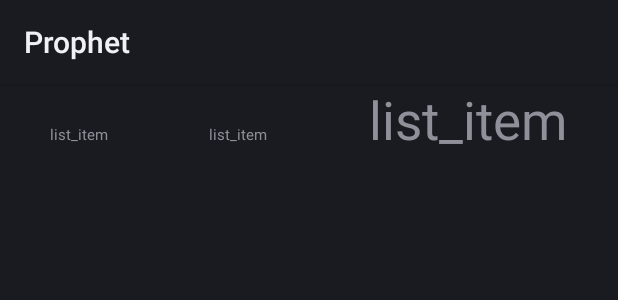
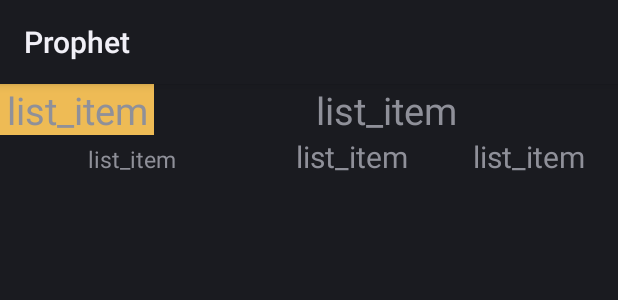
Before and after one commit to high-cloud/Prophet, an Android app: the layout list_app.xml on its own in the app's theme, with its tools: preview values and no code run, on a phone screen of 412 x 824 dp. Shown: the top 300 px of the screen. Run offline under Robolectric (Android 15) with nearby library versions, the phone set to English and light mode, and no system bars.

Commit message:
update information layout

```diff
--- /dev/null
+++ b/app/src/main/res/drawable/list_app_border.xml
@@ -0,0 +1,16 @@
+<?xml version="1.0" encoding="UTF-8"?>
+<layer-list xmlns:android="http://schemas.android.com/apk/res/android">
+
+    <!-- 连框颜色值 -->
+<item>
+  <shape>
+    <solid android:color="#00dddddd" />
+  </shape>
+</item>
+<!-- 主体背景颜色值 -->
+<item android:bottom="1dp" > <!--设置只有底部有边框-->
+  <shape>
+    <solid android:color="#eebb55" />
+  </shape>
+</item>
+</layer-list>
--- a/app/src/main/res/layout/list_app.xml
+++ b/app/src/main/res/layout/list_app.xml
@@ -1,51 +1,77 @@
 <?xml version="1.0" encoding="utf-8"?>
 <LinearLayout xmlns:android="http://schemas.android.com/apk/res/android"
     android:layout_width="match_parent"
-    android:layout_height="wrap_content">
+    android:layout_height="wrap_content"
+    android:orientation="vertical"
+    >
+
+
+
+
+
+    <LinearLayout
+        android:layout_width="match_parent"
+        android:layout_height="wrap_content"
+        android:layout_weight="1"
+        android:orientation="horizontal">
+
         <TextView
             android:id="@+id/app_id"
+            android:layout_width="0dp"
+            android:layout_height="wrap_content"
+            android:textSize="25sp"
+            android:text="list_item"
+            android:gravity="center"
+            android:layout_weight="1"
+            android:background="@drawable/list_app_border"
+            ></TextView>
+
+        <TextView
+            android:id="@+id/app_name"
+            android:layout_width="0dp"
+            android:layout_height="wrap_content"
+            android:layout_weight="3"
+            android:gravity="center"
+            android:text="list_item"
+            android:textSize="25sp"></TextView>
+
+    </LinearLayout>
+
+
+    <LinearLayout
+        android:layout_width="match_parent"
+        android:layout_height="wrap_content"
+        android:layout_weight="1"
+        android:orientation="horizontal">
+
+        <TextView
+            android:id="@+id/app_start_time"
             android:layout_width="wrap_content"
             android:layout_height="wrap_content"
-        android:textSize="10sp"
+            android:textSize="15sp"
             android:text="list_item"
             android:gravity="center"
             android:layout_weight="1"
             ></TextView>
 
             <TextView
-        android:id="@+id/app_name"
-        android:layout_width="wrap_content"
+            android:id="@+id/app_end_time"
+            android:layout_width="0dp"
             android:layout_height="wrap_content"
             android:layout_weight="1"
             android:gravity="center"
             android:text="list_item"
-        android:textSize="10sp"></TextView>
+            android:textSize="20sp"></TextView>
 
             <TextView
-        android:id="@+id/app_start_time"
-        android:layout_width="wrap_content"
+                android:id="@+id/app_running_time"
+                android:layout_width="0dp"
                 android:layout_height="wrap_content"
-        android:textSize="35dp"
+                android:textSize="20sp"
                 android:text="list_item"
                 android:gravity="center"
-        android:layout_weight="1"
-        ></TextView>
+                android:layout_weight="1"></TextView>
 
-<!--    <TextView-->
-<!--        android:id="@+id/app_end_time"-->
-<!--        android:layout_width="0dp"-->
-<!--        android:layout_height="wrap_content"-->
-<!--        android:layout_weight="1"-->
-<!--        android:gravity="center"-->
-<!--        android:text="list_item"-->
-<!--        android:textSize="35dp"></TextView>-->
+    </LinearLayout>
 
-<!--    <TextView-->
-<!--        android:id="@+id/app_running_time"-->
-<!--        android:layout_width="0dp"-->
-<!--        android:layout_height="wrap_content"-->
-<!--        android:textSize="35dp"-->
-<!--        android:text="list_item"-->
-<!--        android:gravity="center"-->
-<!--        android:layout_weight="1"></TextView>-->
 </LinearLayout>
```
Also changed, not shown: app/src/main/java/ustc/zzy/prophet/MainActivity.java (+8 -0 lines), app/src/main/java/ustc/zzy/prophet/information/AppAdapter.java (+16 -1 lines), app/src/main/res/layout/activity_information.xml (+13 -1 lines). Lines whose indentation alone changed are shown as unchanged.
